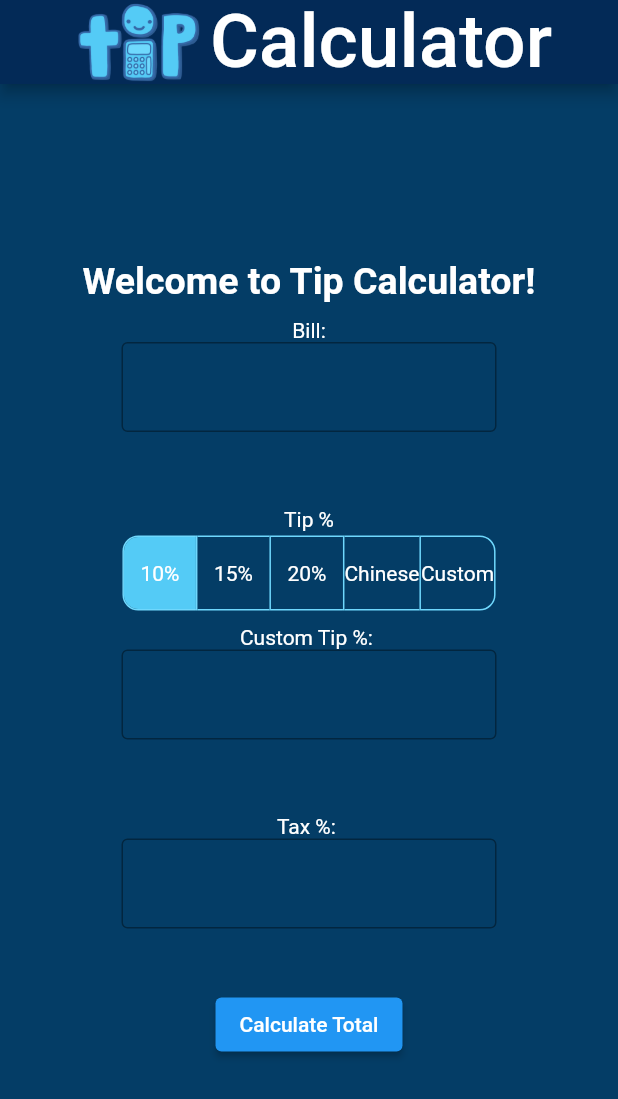
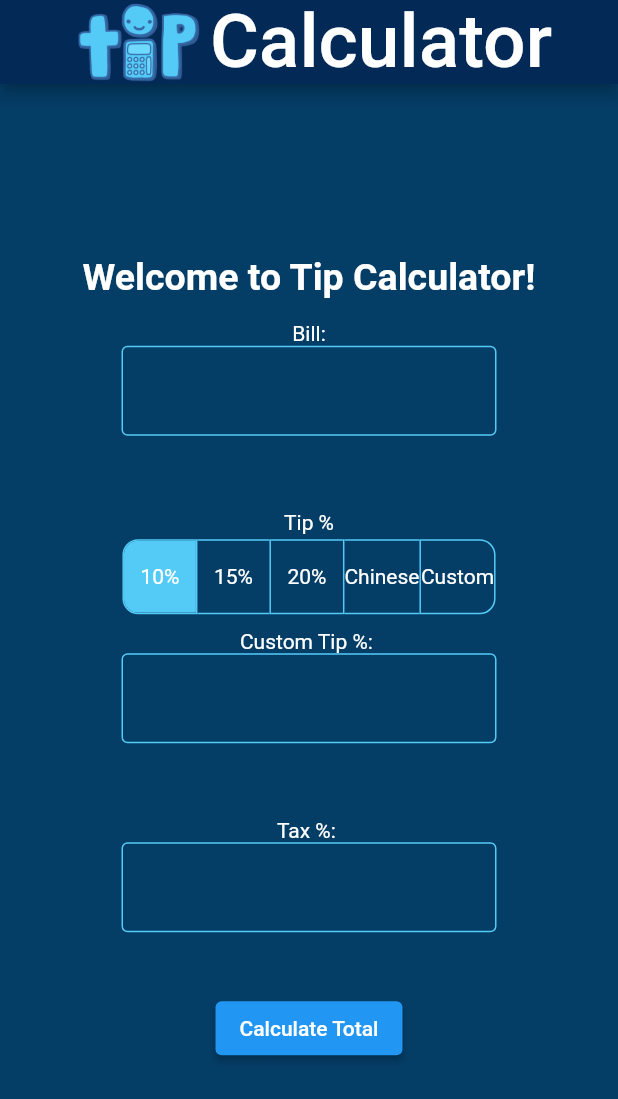
Before and after one commit to Bronx-Science/project-special-calculator-team-tip, a Flutter app: the screen it shows after launch, on a phone screen of 412 x 824 dp. Shown: the top 1099 px of the screen. Run offline on Flutter 3.47's test engine with Material 2 defaults, Android fonts, the phone set to English and light mode, and no system bars.

Commit message:
changed border colors!!

```diff
--- a/tip_calculator/lib/main.dart
+++ b/tip_calculator/lib/main.dart
@@ -76,7 +76,7 @@ class _MyFormState extends State<MyForm> {
           crossAxisAlignment: CrossAxisAlignment.center,
           children: <Widget>[
             const Padding(
-              padding: EdgeInsets.only(top: 10),
+              padding: EdgeInsets.only(top: 15),
               child: Text("Bill:", style: TextStyle(color: Colors.white)),
             ),
             SizedBox(
@@ -84,6 +84,9 @@ class _MyFormState extends State<MyForm> {
               height: 100,
               child: TextFormField(
                   decoration: const InputDecoration(
+                      enabledBorder: OutlineInputBorder(
+                          borderSide: BorderSide(
+                              color: Color.fromARGB(255, 84, 203, 246))),
                       fillColor: Color.fromARGB(255, 181, 224, 255),
                       //Adds a Border
                       border: OutlineInputBorder()),
@@ -111,10 +114,10 @@ class _MyFormState extends State<MyForm> {
             Padding(
               padding: const EdgeInsets.only(top: 3, bottom: 10),
               child: ToggleButtons(
-                borderColor: const Color.fromARGB(255, 111, 216, 253),
+                borderColor: const Color.fromARGB(255, 84, 203, 246),
                 fillColor: const Color.fromARGB(255, 84, 203, 246),
                 borderRadius: BorderRadius.circular(10),
-                selectedBorderColor: const Color.fromARGB(255, 111, 216, 253),
+                selectedBorderColor: const Color.fromARGB(255, 84, 203, 246),
                 isSelected: selection,
                 onPressed: updateSelection,
                 children: const [
@@ -134,6 +137,9 @@ class _MyFormState extends State<MyForm> {
               height: 100,
               child: TextFormField(
                 decoration: const InputDecoration(
+                    enabledBorder: OutlineInputBorder(
+                        borderSide: BorderSide(
+                            color: Color.fromARGB(255, 84, 203, 246))),
                     fillColor: Color.fromARGB(255, 181, 224, 255),
                     //Adds a Border
                     border: OutlineInputBorder()),
@@ -161,6 +167,9 @@ class _MyFormState extends State<MyForm> {
               height: 100,
               child: TextFormField(
                   decoration: const InputDecoration(
+                      enabledBorder: OutlineInputBorder(
+                          borderSide: BorderSide(
+                              color: Color.fromARGB(255, 84, 203, 246))),
                       fillColor: Color.fromARGB(255, 181, 224, 255),
                       //Adds a Border
                       border: OutlineInputBorder()),
```
